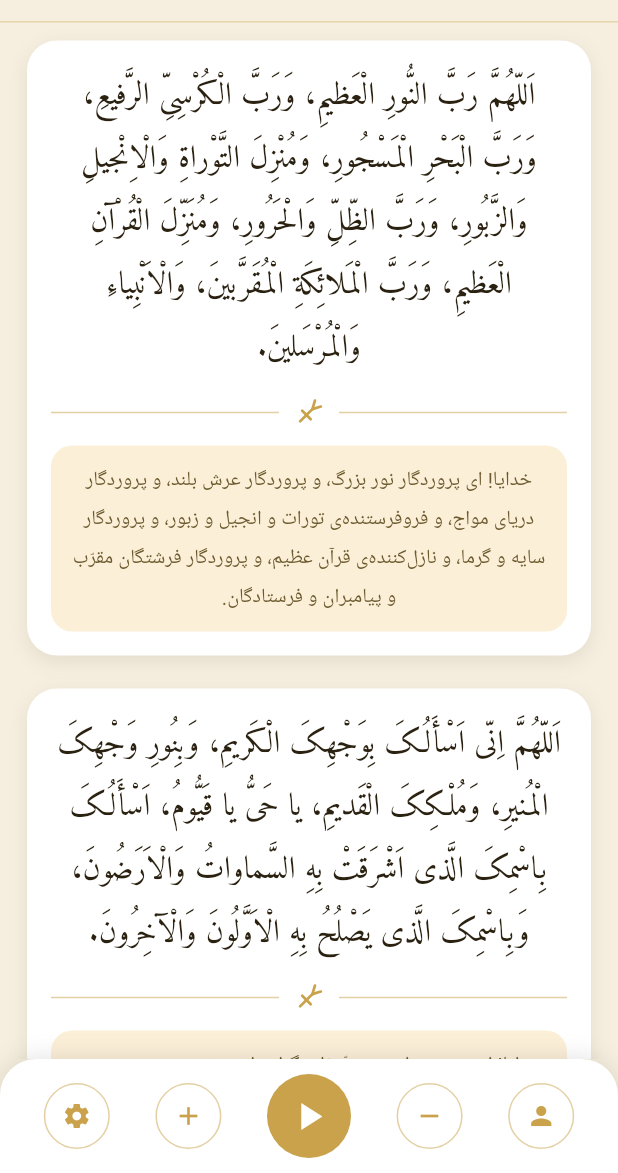
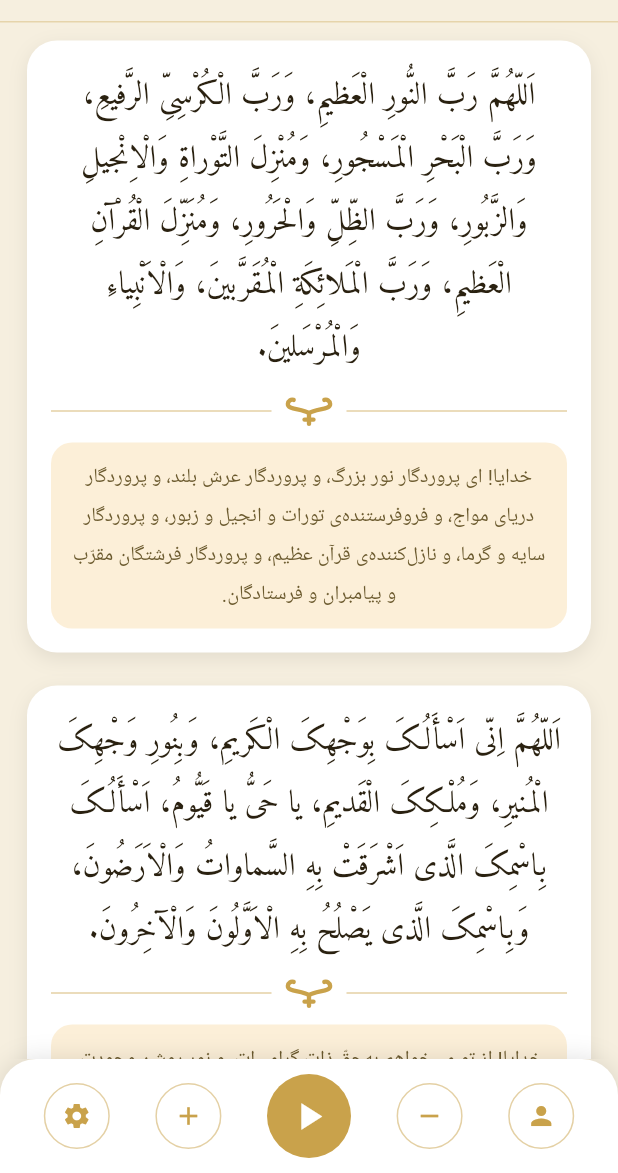
Before and after one commit to amirmohammadq1/Doaye_ahd, a Flutter app: the screen it shows after launch, after a tap on an icon or button, on a phone screen of 412 x 824 dp, the part 63-1236 px from its top. Run offline on Flutter 3.47's test engine with Material 3 defaults, Android fonts, the phone set to English and light mode, and no system bars; our stand-ins replace audioplayers, flutter_native_splash, shared_preferences.

Commit message:
Add files via upload

```diff
--- a/lib/main.dart
+++ b/lib/main.dart
@@ -354,8 +354,8 @@ class _HomeScreenState extends State<HomeScreen> {
           Padding(
             padding: const EdgeInsets.symmetric(horizontal: 10),
             child: SizedBox(
-              width: 20,
-              height: 20,
+              width: 30,
+              height: 18,
               child: CustomPaint(painter: _ZulfiqarPainter(color: accent)),
             ),
           ),
@@ -711,7 +711,7 @@ class _HomeScreenState extends State<HomeScreen> {
   }
 }
 
-/// -------------------- آیکون شمشیر ذوالفقار (نماد دو لبه با نوک دوشاخه) --------------------
+/// -------------------- آیکون شمشیر ذوالفقار (به‌صورت افقی و صاف، بدون چرخش) --------------------
 class _ZulfiqarPainter extends CustomPainter {
   final Color color;
   const _ZulfiqarPainter({required this.color});
@@ -723,54 +723,57 @@ class _ZulfiqarPainter extends CustomPainter {
     final paint = Paint()
       ..color = color
       ..style = PaintingStyle.stroke
-      ..strokeWidth = w * 0.09
+      ..strokeWidth = h * 0.16
       ..strokeCap = StrokeCap.round
       ..strokeJoin = StrokeJoin.round;
 
-    // چرخش ۴۵ درجه به سمت راست (نوک شمشیر رو به بالا-راست)
-    canvas.save();
-    canvas.translate(w / 2, h / 2);
-    canvas.rotate(0.785398); // 45deg
-    canvas.translate(-w / 2, -h / 2);
+    final cx = w / 2;
+    final junctionY = h * 0.58;
+    final tipY = h * 0.06;
 
-    final centerX = w / 2;
-    final bladeTop = h * 0.08;
-    final bladeSplitStart = h * 0.34;
-    final guardY = h * 0.62;
-    final hiltBottom = h * 0.92;
-    final forkSpread = w * 0.14;
-
-    // تیغه‌ی اصلی (از دسته تا شروع دوشاخه)
-    final mainBlade = Path()
-      ..moveTo(centerX, guardY)
-      ..lineTo(centerX, bladeSplitStart);
-    canvas.drawPath(mainBlade, paint);
-
-    // دو نوک دوشاخه‌ی مشخصه‌ی ذوالفقار
-    final forkLeft = Path()
-      ..moveTo(centerX, bladeSplitStart)
-      ..lineTo(centerX - forkSpread, bladeTop);
-    final forkRight = Path()
-      ..moveTo(centerX, bladeSplitStart)
-      ..lineTo(centerX + forkSpread, bladeTop);
-    canvas.drawPath(forkLeft, paint);
-    canvas.drawPath(forkRight, paint);
-
-    // دسته‌ی متقاطع (قبضه)
+    // تیغه‌ی پایینی و دسته (بخش عمودی وسط)
     canvas.drawLine(
-      Offset(centerX - w * 0.2, guardY),
-      Offset(centerX + w * 0.2, guardY),
+      Offset(cx, h * 0.98),
+      Offset(cx, junctionY),
       paint,
     );
 
-    // دسته‌ی شمشیر
+    // قبضه (گارد افقی کوچک)
     canvas.drawLine(
-      Offset(centerX, guardY),
-      Offset(centerX, hiltBottom),
+      Offset(cx - w * 0.1, h * 0.82),
+      Offset(cx + w * 0.1, h * 0.82),
       paint,
     );
 
-    canvas.restore();
+    // شاخه‌ی چپ ذوالفقار (منحنی رو به بیرون با نوک قلاب‌مانند)
+    final leftBlade = Path()
+      ..moveTo(cx, junctionY)
+      ..cubicTo(
+        cx - w * 0.16, junctionY - h * 0.18,
+        cx - w * 0.48, junctionY - h * 0.12,
+        cx - w * 0.47, tipY + h * 0.18,
+      )
+      ..cubicTo(
+        cx - w * 0.46, tipY + h * 0.05,
+        cx - w * 0.4, tipY,
+        cx - w * 0.34, tipY + h * 0.03,
+      );
+    canvas.drawPath(leftBlade, paint);
+
+    // شاخه‌ی راست ذوالفقار (قرینه‌ی شاخه‌ی چپ)
+    final rightBlade = Path()
+      ..moveTo(cx, junctionY)
+      ..cubicTo(
+        cx + w * 0.16, junctionY - h * 0.18,
+        cx + w * 0.48, junctionY - h * 0.12,
+        cx + w * 0.47, tipY + h * 0.18,
+      )
+      ..cubicTo(
+        cx + w * 0.46, tipY + h * 0.05,
+        cx + w * 0.4, tipY,
+        cx + w * 0.34, tipY + h * 0.03,
+      );
+    canvas.drawPath(rightBlade, paint);
   }
 
   @override
```
